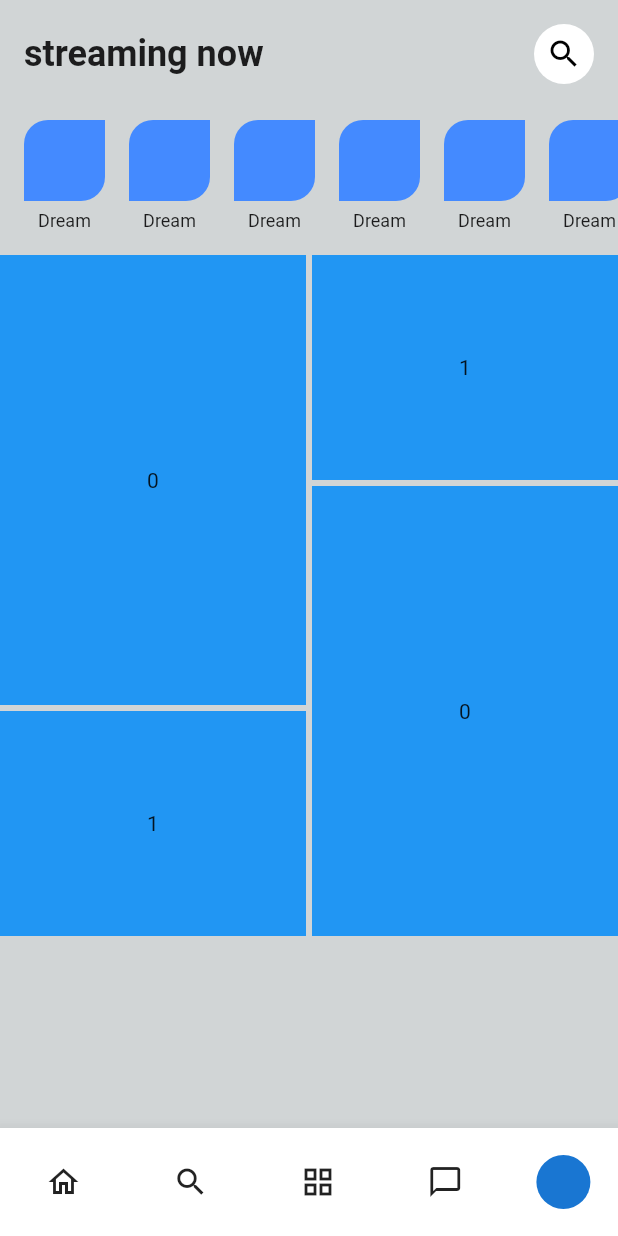
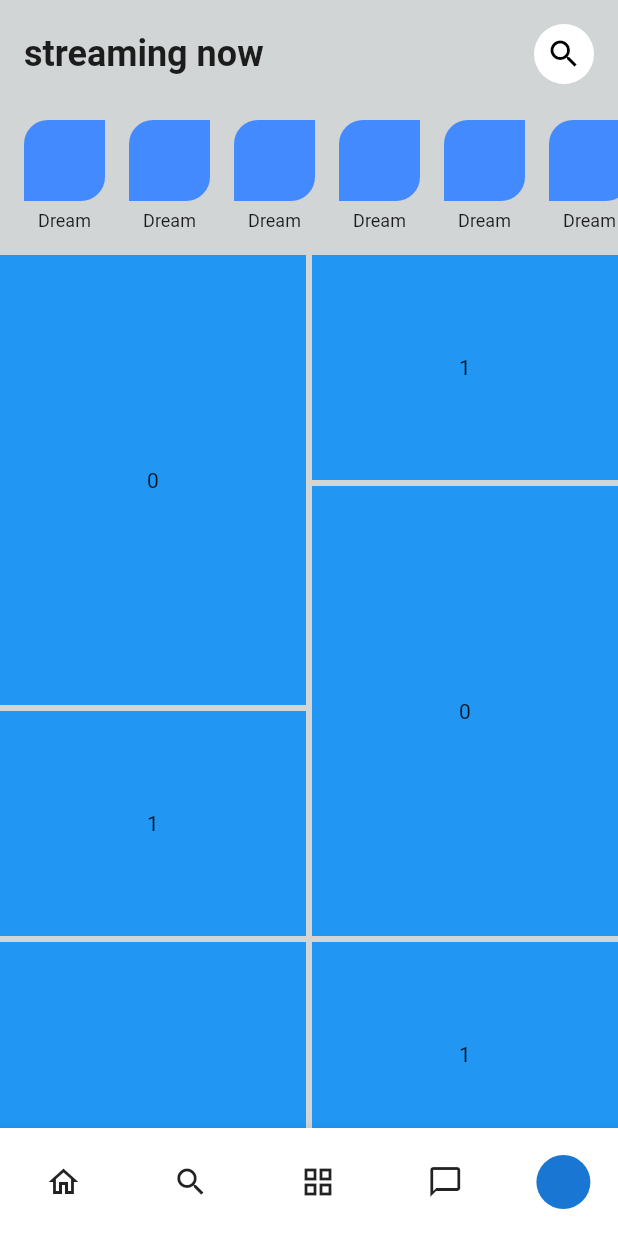
Before and after one commit to JAICHANGPARK/flutter_notebook_chapter_29, a Flutter app: the MusicPlayerHomePage screen opened directly, on a phone screen of 412 x 824 dp. Run offline on Flutter 3.47's test engine with Material 2 defaults, Android fonts, the phone set to English and light mode, and no system bars; our stand-ins replace dots_indicator.

Commit message:
Update music_player_home_page.dart

```diff
--- a/lib/ep1473_music_player_ui/view/music_player_home_page.dart
+++ b/lib/ep1473_music_player_ui/view/music_player_home_page.dart
@@ -146,6 +146,44 @@ class _MusicPlayerHomePageState extends State<MusicPlayerHomePage> {
                         ),
                       ),
                     ),
+                    SizedBox(
+                      height: 300,
+                      child:
+                      Container(
+                        color: Colors.blue,
+                        child: Center(
+                          child: Text("0"),
+                        ),
+                      ),
+                    ),
+                    SizedBox(
+                      height: 150,
+                      child: Container(
+                        color: Colors.blue,
+                        child: Center(
+                          child: Text("1"),
+                        ),
+                      ),
+                    ),
+                    SizedBox(
+                      height: 300,
+                      child:
+                      Container(
+                        color: Colors.blue,
+                        child: Center(
+                          child: Text("0"),
+                        ),
+                      ),
+                    ),
+                    SizedBox(
+                      height: 150,
+                      child: Container(
+                        color: Colors.blue,
+                        child: Center(
+                          child: Text("1"),
+                        ),
+                      ),
+                    ),
                     // SizedBox(
                     //   height: 300,
                     //   child: StaggeredGridTile.count(
```
